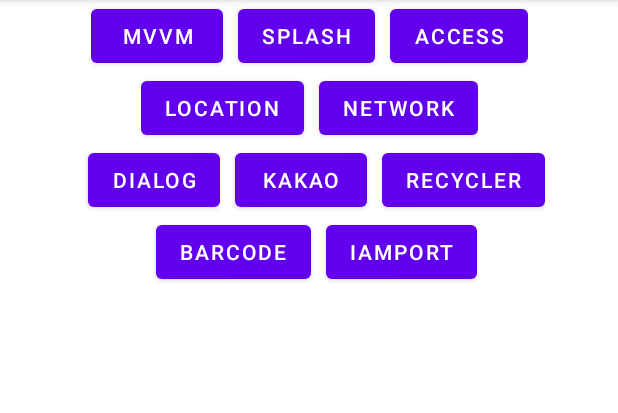
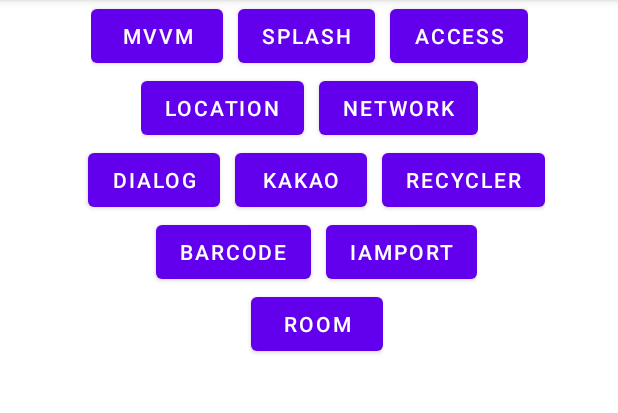
Before and after one commit to pioneer-d/andorid_function, an Android app: the screen it shows after launch (MainActivity), on a phone screen of 412 x 824 dp, the part 84-497 px from its top. Run offline under Robolectric (Android 15) with nearby library versions, the phone set to English and light mode, and no system bars.

Commit message:
update : add room
in room Package

```diff
--- a/app/build.gradle
+++ b/app/build.gradle
@@ -1,6 +1,7 @@
 plugins {
     id 'com.android.application'
     id 'org.jetbrains.kotlin.android'
+    id 'kotlin-kapt'
 }
 
 apply plugin:'kotlin-kapt'
@@ -80,6 +81,11 @@ dependencies {
     // Room 사용
     implementation 'androidx.room:room-runtime:2.4.3'
     annotationProcessor 'androidx.room:room-compiler:2.4.3'
+    implementation 'androidx.room:room-runtime:2.4.3'
+    kapt 'androidx.room:room-compiler:2.4.3'
+
+    // Coroutine
+    implementation("org.jetbrains.kotlinx:kotlinx-coroutines-android:1.3.9")
 
 
 
--- a/app/src/main/java/com/android/function/recyclerview_api/MainActivity.kt
+++ b/app/src/main/java/com/android/function/recyclerview_api/MainActivity.kt
@@ -20,7 +20,7 @@ import retrofit2.converter.gson.GsonConverterFactory
 class MainActivity : AppCompatActivity() {
 
     lateinit var binding: ActivityMain2Binding
-    val BaseUrl = "http://106.15.201.243/"  //중국 api test 용도
+    val BaseUrl = getString(R.string.china_server) //중국 api test 용도
 
     var dataList = ArrayList<ProfileData>()
     val profileAdapter = ProfileAdapter(this)
--- a/app/src/main/java/com/android/function/room/User.kt
+++ b/app/src/main/java/com/android/function/room/User.kt
@@ -4,8 +4,8 @@ import androidx.room.Entity
 import androidx.room.PrimaryKey
 
 @Entity
+// Table Naming Customizing 방법
 // @Entity(tableName="userProfile")
-// 이렇게 명시하지 않으면 클래스 이름이 Table의 이름이 됨.
 data class User(
     // 칼럼들 나열
     var name: String,
--- a/app/src/main/java/com/android/function/room/UserDao.kt
+++ b/app/src/main/java/com/android/function/room/UserDao.kt
@@ -4,6 +4,7 @@ import androidx.room.*
 
 @Dao
 interface UserDao {
+// Interface로 작성
 
     @Insert
     fun insert(user: User)
@@ -15,7 +16,6 @@ interface UserDao {
     fun delete(user: User)
 
     // 이외의 메소드가 필요하면 직접 쿼리문 작성하면 됨!
-
     @Query("SELECT * FROM User")
     fun getAll(): List<User>
 
--- a/app/src/main/java/com/android/function/room/UserDatabase.kt
+++ b/app/src/main/java/com/android/function/room/UserDatabase.kt
@@ -8,10 +8,10 @@ import androidx.room.RoomDatabase
 @Database(entities = [User::class], version = 1)    // entity의 구조가 바뀔경우 버전으로 관리
 // entity가 여러개인 경우
 // @Database(entities = arrayOf(User::class, Student::class), version = 1)
-// 데이터베이스 객체는 싱글톤으로 구현되어야 한다. (리소스 낭비가 클 수 있음.)
 abstract class UserDatabase: RoomDatabase() {
     abstract fun userDao(): UserDao
 
+    // 데이터베이스 객체는 싱글톤으로 구현되어야 한다. (리소스 낭비가 클 수 있음.)
     companion object{
         private var instance: UserDatabase? = null
 
@@ -29,4 +29,7 @@ abstract class UserDatabase: RoomDatabase() {
             return instance
         }
     }
+
+    // 활용해보는 activity 만들어보자.
+    // 이후에 MVVM이랑 엮어서 프로젝트 만들어보자.
 }
--- a/app/src/main/java/com/android/function/splash/SplashActivity.kt
+++ b/app/src/main/java/com/android/function/splash/SplashActivity.kt
@@ -4,6 +4,7 @@ import android.content.Intent
 import androidx.appcompat.app.AppCompatActivity
 import android.os.Bundle
 import android.os.Handler
+import android.os.Looper
 import com.android.function.MainActivity
 import com.android.function.R
 
@@ -14,7 +15,7 @@ class SplashActivity : AppCompatActivity() {
 
         val delayTime:Long = 2000
 
-        Handler().postDelayed({
+        Handler(Looper.getMainLooper()).postDelayed(Runnable {
             val intent = Intent(this,MainActivity::class.java)
             startActivity(intent)
             finish()
--- a/app/src/main/res/layout/activity_main.xml
+++ b/app/src/main/res/layout/activity_main.xml
@@ -10,9 +10,9 @@
         android:id="@+id/first_linear"
         android:layout_width="wrap_content"
         android:layout_height="wrap_content"
-            app:layout_constraintTop_toTopOf="parent"
+        app:layout_constraintLeft_toLeftOf="parent"
         app:layout_constraintRight_toRightOf="parent"
-            app:layout_constraintLeft_toLeftOf="parent">
+        app:layout_constraintTop_toTopOf="parent">
 
         <Button
             android:id="@+id/go_mvvm"
@@ -22,16 +22,16 @@
 
         <Button
             android:id="@+id/go_splash"
-                android:layout_marginLeft="10dp"
             android:layout_width="wrap_content"
             android:layout_height="wrap_content"
+            android:layout_marginLeft="10dp"
             android:text="Splash" />
 
         <Button
             android:id="@+id/go_access_right"
-                android:layout_marginLeft="10dp"
             android:layout_width="wrap_content"
             android:layout_height="wrap_content"
+            android:layout_marginLeft="10dp"
             android:text="Access" />
 
     </LinearLayout>
@@ -40,9 +40,9 @@
         android:id="@+id/second_linear"
         android:layout_width="wrap_content"
         android:layout_height="wrap_content"
-        app:layout_constraintTop_toBottomOf="@+id/first_linear"
+        app:layout_constraintLeft_toLeftOf="parent"
         app:layout_constraintRight_toRightOf="parent"
-        app:layout_constraintLeft_toLeftOf="parent">
+        app:layout_constraintTop_toBottomOf="@+id/first_linear">
 
         <Button
             android:id="@+id/go_location"
@@ -62,9 +62,9 @@
         android:id="@+id/third_linear"
         android:layout_width="wrap_content"
         android:layout_height="wrap_content"
-        app:layout_constraintTop_toBottomOf="@+id/second_linear"
+        app:layout_constraintLeft_toLeftOf="parent"
         app:layout_constraintRight_toRightOf="parent"
-        app:layout_constraintLeft_toLeftOf="parent">
+        app:layout_constraintTop_toBottomOf="@+id/second_linear">
 
         <Button
             android:id="@+id/go_dialog"
@@ -91,12 +91,12 @@
     </LinearLayout>
 
     <LinearLayout
-        android:id="@+id/four_linear"
+        android:id="@+id/fourth_linear"
         android:layout_width="wrap_content"
         android:layout_height="wrap_content"
-        app:layout_constraintTop_toBottomOf="@+id/third_linear"
+        app:layout_constraintLeft_toLeftOf="parent"
         app:layout_constraintRight_toRightOf="parent"
-        app:layout_constraintLeft_toLeftOf="parent">
+        app:layout_constraintTop_toBottomOf="@+id/third_linear">
 
         <Button
             android:id="@+id/go_barcode"
@@ -113,6 +113,22 @@
             android:text="Iamport" />
 
     </LinearLayout>
+    <LinearLayout
+        android:id="@+id/fifth_linear"
+        android:layout_width="wrap_content"
+        android:layout_height="wrap_content"
+        app:layout_constraintLeft_toLeftOf="parent"
+        app:layout_constraintRight_toRightOf="parent"
+        app:layout_constraintTop_toBottomOf="@+id/fourth_linear">
+
+        <Button
+            android:id="@+id/go_room"
+            android:layout_width="wrap_content"
+            android:layout_height="wrap_content"
+            android:layout_marginLeft="10dp"
+            android:text="Room" />
+
+    </LinearLayout>
 
 
 </androidx.constraintlayout.widget.ConstraintLayout>
--- a/app/src/main/res/values/strings.xml
+++ b/app/src/main/res/values/strings.xml
@@ -5,4 +5,6 @@
     <string name="location_button">Get Location</string>
     <string name="network_button">Confirm Network</string>
     <string name="dialog_button">Alert Dialog</string>
+
+    <string name="china_server">http://106.15.201.243/</string>
 </resources>
--- a/build.gradle
+++ b/build.gradle
@@ -2,7 +2,7 @@
 plugins {
     id 'com.android.application' version '7.1.3' apply false
     id 'com.android.library' version '7.1.3' apply false
-    id 'org.jetbrains.kotlin.android' version '1.5.30' apply false
+    id 'org.jetbrains.kotlin.android' version '1.6.21' apply false
 }
 
 task clean(type: Delete) {
```
Also changed, not shown: app/src/main/AndroidManifest.xml (+20 -20 lines), app/src/main/java/com/android/function/MainActivity.kt (+13 -30 lines), app/src/main/java/com/android/function/room/RoomActivity.kt (added, +56 -0 lines), app/src/main/res/layout/activity_room.xml (added, +36 -0 lines). Lines whose indentation alone changed are shown as unchanged.
